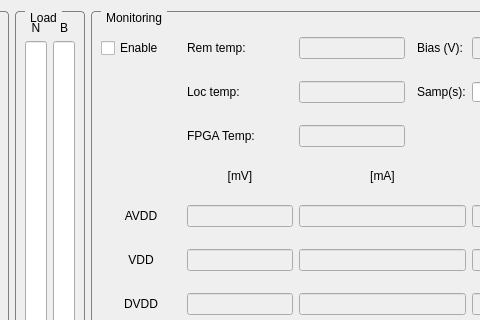
The window that SpidrMpx3Eq/qcstmconfigmonitoring.ui (navrit/dexter) describes before a commit, drawn with Qt 5; both pictures show x 547 to 1027 and y 0 to 320 of the 1146 by 790 pixel window.
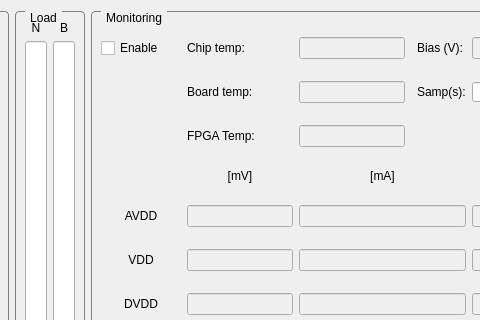
The same window after the commit.

Commit message: String change and commenting

Diff of the .ui file:
```diff
--- a/SpidrMpx3Eq/qcstmconfigmonitoring.ui
+++ b/SpidrMpx3Eq/qcstmconfigmonitoring.ui
@@ -668,7 +668,7 @@
         <item row="2" column="1">
          <widget class="QLabel" name="label_10">
           <property name="text">
-           <string>Loc temp:</string>
+           <string>Board temp:</string>
           </property>
          </widget>
         </item>
@@ -736,7 +736,7 @@
         <item row="1" column="1">
          <widget class="QLabel" name="label_0">
           <property name="text">
-           <string>Rem temp:</string>
+           <string>Chip temp:</string>
           </property>
          </widget>
         </item>
```
The commit also changes 1 other file.
